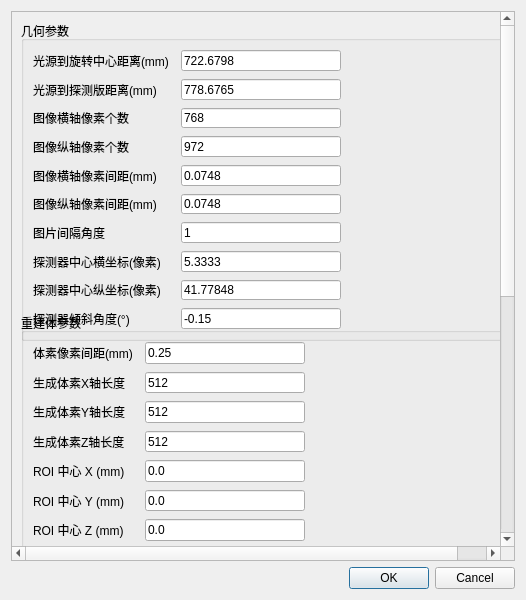
Above: qt_gui/reconstruction.ui from foodszhang/pyct before the change. Below: the same form after it.
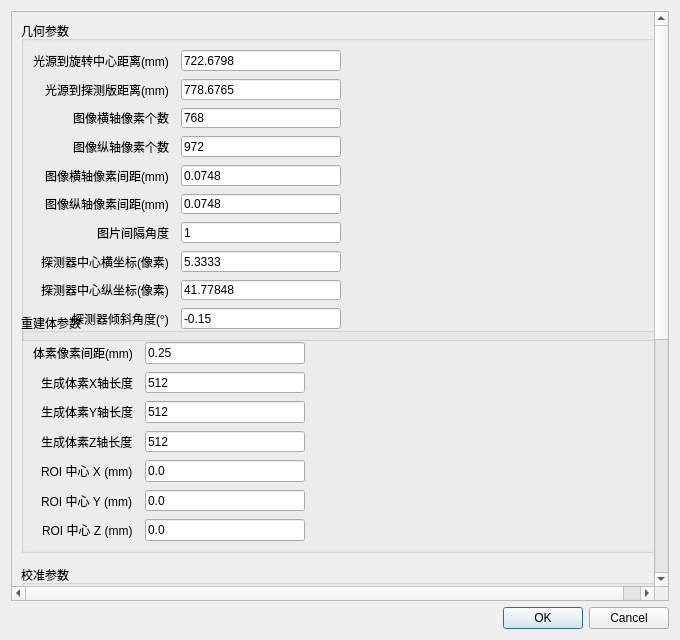
That is the form after the change.

Commit message: feat: improve scan acquisition and reconstruction UI

What changed in the file:
```diff
--- a/qt_gui/reconstruction.ui
+++ b/qt_gui/reconstruction.ui
@@ -4,8 +4,8 @@
  <widget class="QWidget" name="Form">
   <property name="minimumSize">
    <size>
-    <width>520</width>
-    <height>600</height>
+     <width>680</width>
+     <height>640</height>
    </size>
   </property>
   <property name="windowTitle">
@@ -28,7 +28,7 @@
        <rect>
         <x>0</x>
         <y>0</y>
-        <width>520</width>
+         <width>660</width>
         <height>1000</height>
        </rect>
       </property>
@@ -51,6 +51,12 @@
           </size>
          </property>
          <layout class="QFormLayout" name="formLayoutGeometry">
+           <property name="fieldGrowthPolicy">
+            <enum>QFormLayout::AllNonFixedFieldsGrow</enum>
+           </property>
+           <property name="labelAlignment">
+            <set>Qt::AlignRight|Qt::AlignTrailing|Qt::AlignVCenter</set>
+           </property>
           <property name="verticalSpacing">
            <number>8</number>
           </property>
@@ -272,6 +278,12 @@
           </size>
          </property>
          <layout class="QFormLayout" name="formLayoutVolume">
+           <property name="fieldGrowthPolicy">
+            <enum>QFormLayout::AllNonFixedFieldsGrow</enum>
+           </property>
+           <property name="labelAlignment">
+            <set>Qt::AlignRight|Qt::AlignTrailing|Qt::AlignVCenter</set>
+           </property>
           <property name="verticalSpacing">
            <number>8</number>
           </property>
@@ -427,6 +439,12 @@
           <string>校准参数</string>
          </property>
          <layout class="QFormLayout" name="formLayoutCalib">
+           <property name="fieldGrowthPolicy">
+            <enum>QFormLayout::AllNonFixedFieldsGrow</enum>
+           </property>
+           <property name="labelAlignment">
+            <set>Qt::AlignRight|Qt::AlignTrailing|Qt::AlignVCenter</set>
+           </property>
           <property name="verticalSpacing">
            <number>8</number>
           </property>
```
Left out of the diff: 6 changed lines with no effect on the pictures. Lines whose indentation alone changed are shown as unchanged. The commit also changes 12 other files.
